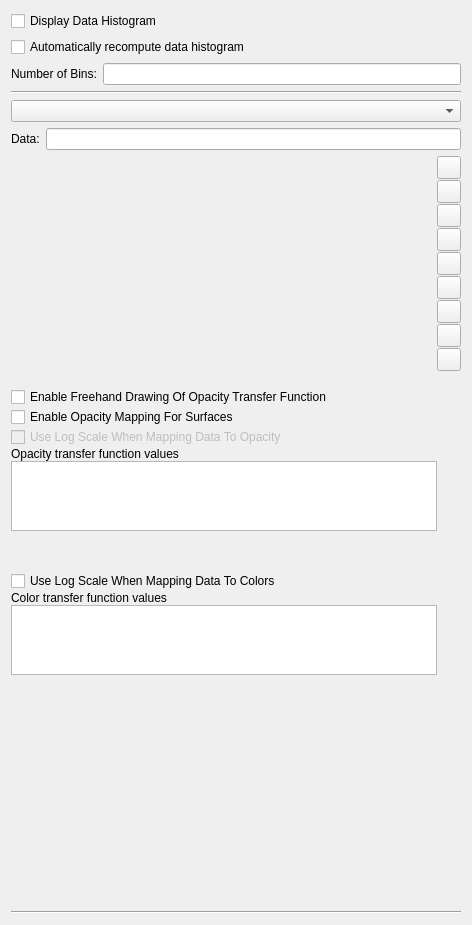
First picture: the form in Qt/ApplicationComponents/Resources/UI/pqColorOpacityEditorWidget.ui, repository Kitware/ParaView, before the edit.
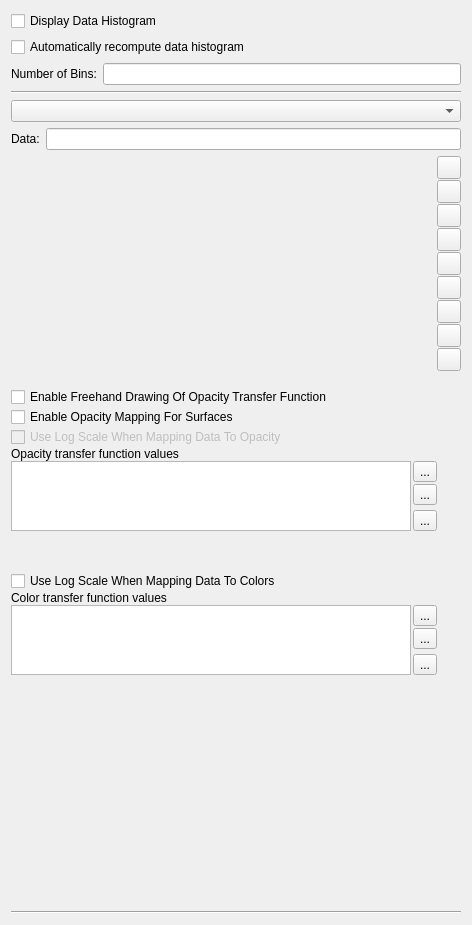
Second picture: the form after the edit. Icons and pictures are not drawn. Custom widgets are drawn as their Qt base class.

Commit message: Add controls to insert or remove rows from color opacity table

```diff
--- a/Qt/ApplicationComponents/Resources/UI/pqColorOpacityEditorWidget.ui
+++ b/Qt/ApplicationComponents/Resources/UI/pqColorOpacityEditorWidget.ui
@@ -177,6 +177,11 @@
         </widget>
        </item>
        <item>
+          <layout class="QHBoxLayout" name="horizontalLayout_3">
+          <property name="spacing">
+            <number>2</number>
+          </property>
+          <item>
         <widget class="pqExpandableTableView" name="OpacityTable">
          <property name="editTriggers">
           <set>QAbstractItemView::DoubleClicked</set>
@@ -193,6 +198,69 @@
         </widget>
        </item>
        <item>
+            <layout class="QVBoxLayout" name="verticalLayout_2">
+            <property name="spacing">
+              <number>2</number>
+            </property>
+            <item>
+              <widget class="QToolButton" name="AddOpacityPoint">
+              <property name="toolTip">
+                <string>Add new control point</string>
+              </property>
+              <property name="text">
+                <string>...</string>
+              </property>
+              <property name="icon">
+                <iconset resource="../../../Widgets/Resources/QtWidgets.qrc">
+                <normaloff>:/QtWidgets/Icons/pqPlus.svg</normaloff>:/QtWidgets/Icons/pqPlus.svg</iconset>
+              </property>
+              </widget>
+            </item>
+            <item>
+              <widget class="QToolButton" name="RemoveOpacityPoint">
+              <property name="toolTip">
+                <string>Remove selected control point(s)</string>
+              </property>
+              <property name="text">
+                <string>...</string>
+              </property>
+              <property name="icon">
+                <iconset resource="../../../Widgets/Resources/QtWidgets.qrc">
+                <normaloff>:/QtWidgets/Icons/pqMinus.svg</normaloff>:/QtWidgets/Icons/pqMinus.svg</iconset>
+              </property>
+              </widget>
+            </item>
+            <item>
+              <spacer name="verticalSpacer">
+              <property name="orientation">
+                <enum>Qt::Vertical</enum>
+              </property>
+              <property name="sizeHint" stdset="0">
+                <size>
+                <width>20</width>
+                </size>
+              </property>
+              </spacer>
+            </item>
+            <item>
+              <widget class="QToolButton" name="DeleteAllOpacityPoints">
+              <property name="toolTip">
+                <string>Remove all points</string>
+              </property>
+              <property name="text">
+                <string>...</string>
+              </property>
+              <property name="icon">
+                <iconset resource="../../../Widgets/Resources/QtWidgets.qrc">
+                <normaloff>:/QtWidgets/Icons/pqDelete.svg</normaloff>:/QtWidgets/Icons/pqDelete.svg</iconset>
+              </property>
+              </widget>
+            </item>
+            </layout>
+          </item>
+          </layout>
+       </item>
+       <item>
         <widget class="pqTransferFunctionWidget" name="ColorEditor" native="true">
          <property name="sizePolicy">
           <sizepolicy hsizetype="Preferred" vsizetype="Fixed">
@@ -241,6 +309,11 @@
         </widget>
        </item>
        <item>
+        <layout class="QHBoxLayout" name="horizontalLayout_4">
+          <property name="spacing">
+            <number>2</number>
+          </property>
+          <item>
         <widget class="pqExpandableTableView" name="ColorTable">
          <property name="editTriggers">
           <set>QAbstractItemView::DoubleClicked</set>
@@ -257,6 +330,69 @@
         </widget>
        </item>
        <item>
+            <layout class="QVBoxLayout" name="verticalLayout_3">
+            <property name="spacing">
+              <number>2</number>
+            </property>
+            <item>
+              <widget class="QToolButton" name="AddColorPoint">
+              <property name="toolTip">
+                <string>Add new control point</string>
+              </property>
+              <property name="text">
+                <string>...</string>
+              </property>
+              <property name="icon">
+                <iconset resource="../../../Widgets/Resources/QtWidgets.qrc">
+                <normaloff>:/QtWidgets/Icons/pqPlus.svg</normaloff>:/QtWidgets/Icons/pqPlus.svg</iconset>
+              </property>
+              </widget>
+            </item>
+            <item>
+              <widget class="QToolButton" name="RemoveColorPoint">
+              <property name="toolTip">
+                <string>Remove selected control point(s)</string>
+              </property>
+              <property name="text">
+                <string>...</string>
+              </property>
+              <property name="icon">
+                <iconset resource="../../../Widgets/Resources/QtWidgets.qrc">
+                <normaloff>:/QtWidgets/Icons/pqMinus.svg</normaloff>:/QtWidgets/Icons/pqMinus.svg</iconset>
+              </property>
+              </widget>
+            </item>
+            <item>
+              <spacer name="verticalSpacer_2">
+              <property name="orientation">
+                <enum>Qt::Vertical</enum>
+              </property>
+              <property name="sizeHint" stdset="0">
+                <size>
+                <width>20</width>
+                </size>
+              </property>
+              </spacer>
+            </item>
+            <item>
+              <widget class="QToolButton" name="DeleteAllColorPoints">
+              <property name="toolTip">
+                <string>Remove all points</string>
+              </property>
+              <property name="text">
+                <string>...</string>
+              </property>
+              <property name="icon">
+                <iconset resource="../../../Widgets/Resources/QtWidgets.qrc">
+                <normaloff>:/QtWidgets/Icons/pqDelete.svg</normaloff>:/QtWidgets/Icons/pqDelete.svg</iconset>
+              </property>
+              </widget>
+            </item>
+            </layout>
+          </item>
+          </layout>
+       </item>
+       <item>
         <widget class="pqTransferFunction2DWidget" name="Transfer2DEditor" native="true">
          <property name="minimumSize">
           <size>
@@ -276,7 +412,7 @@
       </layout>
      </item>
      <item>
-      <layout class="QVBoxLayout" name="verticalLayout_2">
+      <layout class="QVBoxLayout" name="verticalLayout_4">
        <property name="spacing">
         <number>1</number>
        </property>
@@ -407,7 +543,7 @@
         </widget>
        </item>
        <item>
-        <spacer name="verticalSpacer_2">
+        <spacer name="verticalSpacer_3">
          <property name="orientation">
           <enum>Qt::Vertical</enum>
          </property>
```
Lines whose indentation alone changed are shown as unchanged. The commit also changes 7 other files.
